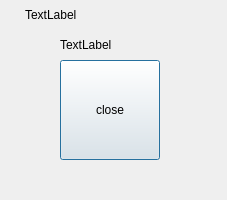
Old version of the form appremind.ui in the repository R-anso/2023226.
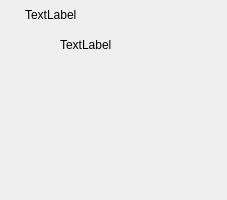
New version of the form.

Patch:
```diff
--- a/appremind.ui
+++ b/appremind.ui
@@ -13,25 +13,6 @@
   <property name="windowTitle">
    <string>Dialog</string>
   </property>
-  <widget class="QPushButton" name="pushButton">
-   <property name="geometry">
-    <rect>
-     <x>60</x>
-     <y>60</y>
-     <width>100</width>
-     <height>100</height>
-    </rect>
-   </property>
-   <property name="sizePolicy">
-    <sizepolicy hsizetype="Fixed" vsizetype="Fixed">
-     <horstretch>0</horstretch>
-     <verstretch>0</verstretch>
-    </sizepolicy>
-   </property>
-   <property name="text">
-    <string>close</string>
-   </property>
-  </widget>
   <widget class="QLabel" name="label">
    <property name="geometry">
     <rect>
@@ -56,7 +37,7 @@
     <rect>
      <x>60</x>
      <y>30</y>
-     <width>151</width>
+     <width>81</width>
      <height>30</height>
     </rect>
    </property>
```
